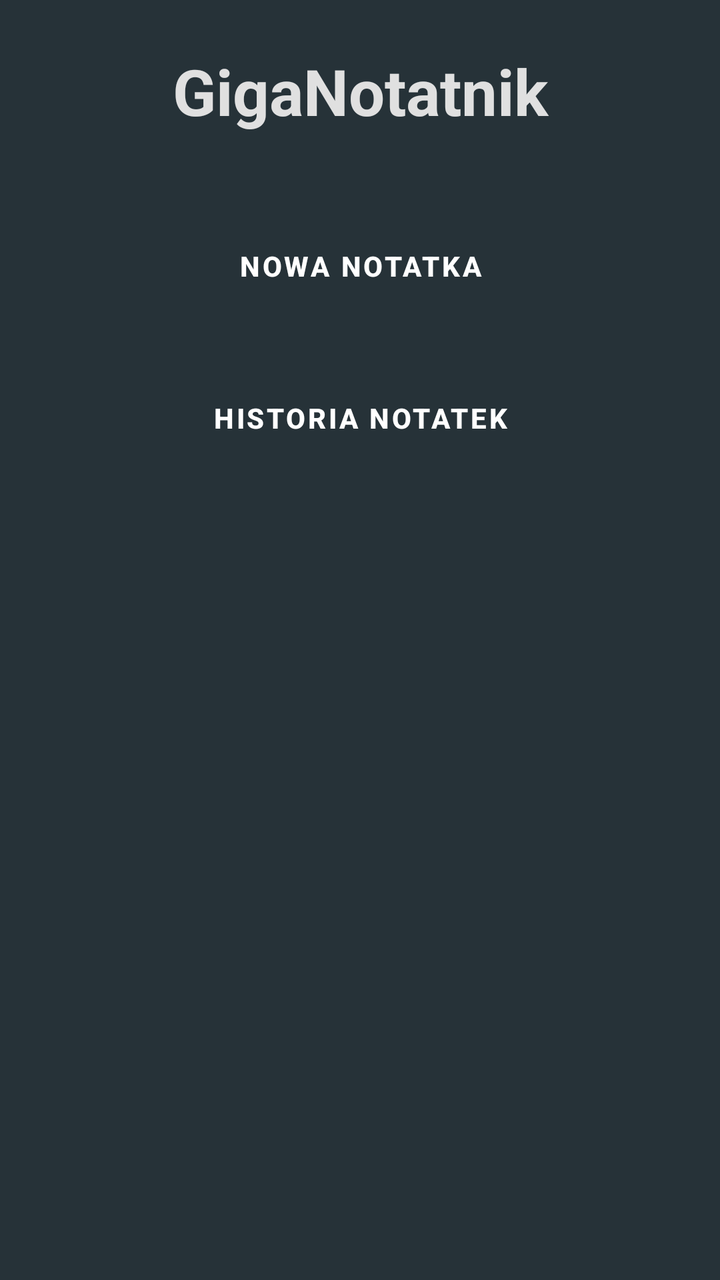
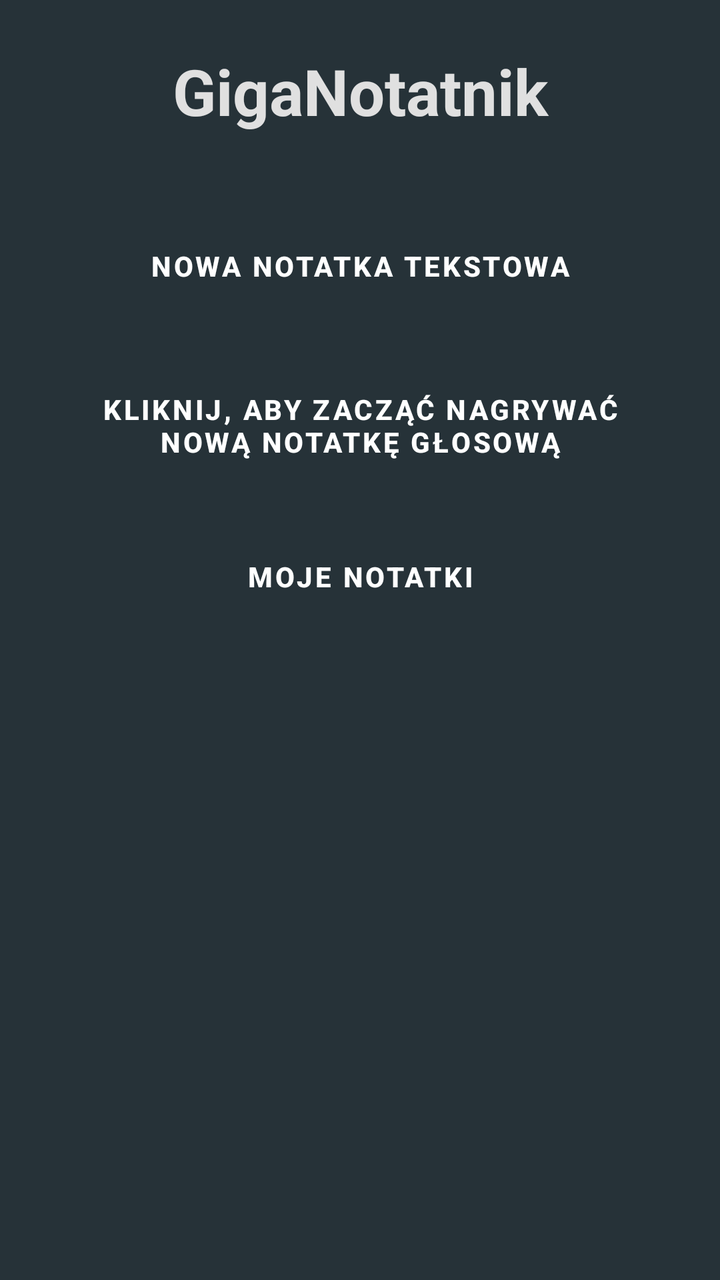

Screens rendered from an Android XML layout before and after an edit, with the pre-edit source and the edit as a unified diff.
<!-- AndroidManifest.xml: activity theme Theme.GigaNotatnik -->
<!-- res/layout/activity_main.xml -->
<LinearLayout xmlns:android="http://schemas.android.com/apk/res/android"
    android:layout_width="match_parent"
    android:layout_height="match_parent"
    android:background="#263238"
    android:orientation="vertical"
    android:padding="24dp">

    <TextView
        android:layout_width="match_parent"
        android:layout_height="wrap_content"
        android:layout_marginBottom="30dp"
        android:gravity="center"
        android:text="@string/app_name"
        android:textColor="@color/background_light"
        android:textSize="32sp"
        android:textStyle="bold" />

    <Button
        android:id="@+id/btnGoToCreate"
        style="@style/AppButton"
        android:layout_marginBottom="16dp"
        android:text="@string/new_note" />

    <Button
        android:id="@+id/btnGoToHistory"
        style="@style/AppButton"
        android:text="@string/note_history" />
</LinearLayout>
<!-- resources referenced by this layout -->
<resources>
  <color name="background_light">#E0E0E0</color>
  <string name="app_name">GigaNotatnik</string>
  <string name="new_note">Nowa notatka</string>
  <string name="note_history">Historia notatek</string>
  <style name="AppButton" parent="Widget.MaterialComponents.Button">
          <item name="android:layout_width">match_parent</item>
          <item name="android:layout_height">wrap_content</item>
          <item name="android:layout_marginTop">12dp</item>
          <item name="android:background">@drawable/button_background</item>
          <item name="android:textColor">?attr/colorOnPrimary</item>
          <item name="android:textStyle">bold</item>
          <item name="android:elevation">2dp</item>
      </style>
  <style name="Theme.GigaNotatnik" parent="Theme.Material3.Light.NoActionBar">
          <item name="android:windowBackground">@color/background_light</item>
          <item name="colorPrimary">@color/primary_light</item>
          <item name="colorSecondary">@color/primary_teal_light</item>
          <item name="colorOnPrimary">@color/text_on_button_light</item>
          <item name="colorSurface">@color/surface_light</item>
          <item name="colorOnSurface">@color/text_primary_light</item>
      </style>
  <!-- drawable button_background (drawable) -->
  <?xml version="1.0" encoding="utf-8"?>
  <selector xmlns:android="http://schemas.android.com/apk/res/android">
      <shape xmlns:android="http://schemas.android.com/apk/res/android"
          android:shape="rectangle">
          <solid android:color="@color/primary_mint_light"/>
          <corners android:radius="12dp"/>
          <padding android:left="16dp" android:top="8dp"
              android:right="16dp" android:bottom="8dp"/>
      </shape>
  
  
  </selector>
  <color name="primary_light">#3A7F74</color>
  <color name="primary_teal_light">#2F6F63</color>
  <color name="text_on_button_light">#FFFFFF</color>
  <color name="surface_light">#D6D6D6</color>
  <color name="text_primary_light">#111111</color>
  <color name="primary_mint_light">#5FA88C</color>
</resources>

<!-- the commit's change to res/layout/activity_main.xml (unified diff, before → after) -->
@@ -11,7 +11,7 @@
         android:layout_marginBottom="30dp"
         android:gravity="center"
         android:text="@string/app_name"
-        android:textColor="@color/background_light"
+        android:textColor="@color/background"
         android:textSize="32sp"
         android:textStyle="bold" />
 
@@ -22,7 +22,13 @@
         android:text="@string/new_note" />
 
     <Button
+        android:id="@+id/btnRecord"
+        style="@style/AppButton"
+        android:text="@string/record_note"
+        android:layout_marginBottom="12dp"/>
+
+    <Button
         android:id="@+id/btnGoToHistory"
         style="@style/AppButton"
-        android:text="@string/note_history" />
+        android:text="@string/app_title" />
 </LinearLayout>
<!-- resource entries referenced after the edit -->
@@ -1,9 +1,10 @@
 <!-- resources referenced by this layout -->
 <resources>
-  <color name="background_light">#E0E0E0</color>
+  <color name="background">#E0E0E0</color>
   <string name="app_name">GigaNotatnik</string>
-  <string name="new_note">Nowa notatka</string>
-  <string name="note_history">Historia notatek</string>
+  <string name="app_title">Moje notatki</string>
+  <string name="new_note">Nowa notatka tekstowa</string>
+  <string name="record_note">Kliknij, aby zacząć nagrywać nową notatkę głosową</string>
   <style name="AppButton" parent="Widget.MaterialComponents.Button">
           <item name="android:layout_width">match_parent</item>
           <item name="android:layout_height">wrap_content</item>
@@ -13,20 +14,22 @@
           <item name="android:textStyle">bold</item>
           <item name="android:elevation">2dp</item>
       </style>
-  <style name="Theme.GigaNotatnik" parent="Theme.Material3.Light.NoActionBar">
-          <item name="android:windowBackground">@color/background_light</item>
-          <item name="colorPrimary">@color/primary_light</item>
-          <item name="colorSecondary">@color/primary_teal_light</item>
-          <item name="colorOnPrimary">@color/text_on_button_light</item>
-          <item name="colorSurface">@color/surface_light</item>
-          <item name="colorOnSurface">@color/text_primary_light</item>
+  <style name="Theme.GigaNotatnik" parent="Theme.Material3.DayNight.NoActionBar">
+          <item name="android:windowBackground">@color/background</item>
+          <item name="colorPrimary">@color/primary</item>
+          <item name="colorPrimaryVariant">@color/primaryVariant</item>
+          <item name="colorSecondary">@color/primary_teal</item>
+          <item name="colorAccent">@color/accent</item>
+          <item name="colorSurface">@color/surface</item>
+          <item name="colorOnSurface">@color/textPrimary</item>
+          <item name="colorOnPrimary">@color/text_on_button</item>
       </style>
   <!-- drawable button_background (drawable) -->
   <?xml version="1.0" encoding="utf-8"?>
   <selector xmlns:android="http://schemas.android.com/apk/res/android">
       <shape xmlns:android="http://schemas.android.com/apk/res/android"
           android:shape="rectangle">
-          <solid android:color="@color/primary_mint_light"/>
+          <solid android:color="@color/primary_mint"/>
           <corners android:radius="12dp"/>
           <padding android:left="16dp" android:top="8dp"
               android:right="16dp" android:bottom="8dp"/>
@@ -34,11 +37,13 @@
   
   
   </selector>
-  <color name="primary_light">#3A7F74</color>
-  <color name="primary_teal_light">#2F6F63</color>
-  <color name="text_on_button_light">#FFFFFF</color>
-  <color name="surface_light">#D6D6D6</color>
-  <color name="text_primary_light">#111111</color>
-  <color name="primary_mint_light">#5FA88C</color>
+  <color name="primary">#3A7F74</color>
+  <color name="primaryVariant">#00BFFF</color>
+  <color name="primary_teal">#2F6F63</color>
+  <color name="accent">#00D4FF</color>
+  <color name="surface">#D6D6D6</color>
+  <color name="textPrimary">#111111</color>
+  <color name="text_on_button">#FFFFFF</color>
+  <color name="primary_mint">#5FA88C</color>
 </resources>
 
